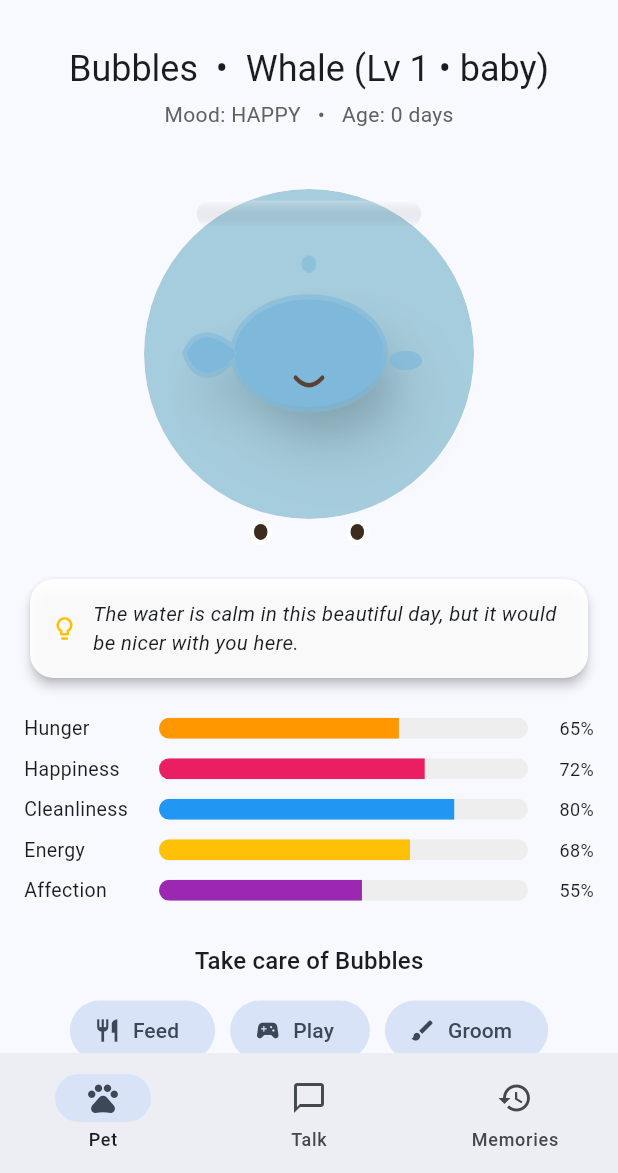
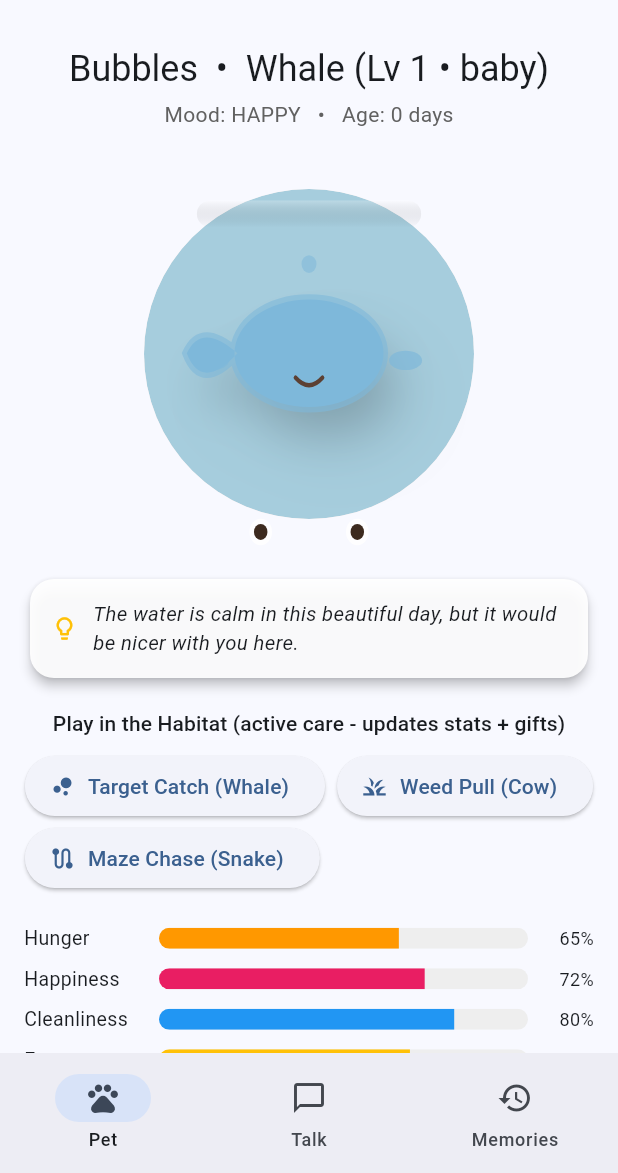
Before and after one commit to nisaral/virtual-pet-app, a Flutter app: the screen it shows after launch, on a phone screen of 412 x 824 dp, the part 63-1236 px from its top. Run offline on Flutter 3.47's test engine with Material 3 defaults, Android fonts, the phone set to English and light mode, and no system bars; our stand-ins replace flutter_riverpod.

Commit message:
Implement mini-games (Target Catch, Weed Pull, Maze Chase) and enhance pet state for Unity integration

```diff
--- a/lib/features/pet/application/pet_controller.dart
+++ b/lib/features/pet/application/pet_controller.dart
@@ -93,6 +93,9 @@ class PetController extends AsyncNotifier<PetState> {
       growthStage: 0, // baby
       growthProgress: 0.0,
       interactionCount: 1, // the adoption counts as first interaction
+      currentEnvironment: 'pond', // default for whale; swap on evolution choice
+      gifts: [],
+      unlockedEnvironments: ['pond'],
       isSleeping: false,
       inventory: [
         {'itemId': 'basic_food', 'quantity': 3},
@@ -152,6 +155,9 @@ class PetController extends AsyncNotifier<PetState> {
       growthStage: 0,
       growthProgress: 0.0,
       interactionCount: 1,
+      currentEnvironment: 'pasture',
+      gifts: [],
+      unlockedEnvironments: ['pasture'],
       isSleeping: false,
       inventory: [{'itemId': 'basic_food', 'quantity': 5}],
       unlockedCosmetics: [],
@@ -161,6 +167,17 @@ class PetController extends AsyncNotifier<PetState> {
 
     state = AsyncValue.data(fresh);
     await _repo.savePet(fresh);
+  }
+
+  /// Gift system (post-testing spec): award from mini-games for 3D habitat decorations (Unity prefabs).
+  /// Awards persist in PetState.gifts and can decorate environment (visual stub in current clay painter).
+  Future<void> awardGift(String giftId) async {
+    final current = state.value;
+    if (current == null) return;
+    final updatedGifts = [...current.gifts, giftId];
+    final updated = current.copyWith(gifts: updatedGifts);
+    state = AsyncValue.data(updated);
+    await _repo.savePet(updated);
   }
 
   /// Force a "time jump" for testing offline progression (dev helper).
--- a/lib/features/pet/application/pet_simulator.dart
+++ b/lib/features/pet/application/pet_simulator.dart
@@ -129,6 +129,9 @@ class PetSimulator {
       growthStage: newGrowthStage,
       growthProgress: newGrowthProgress.clamp(0.0, 1.0),
       interactionCount: newInteractionCount,
+      currentEnvironment: current.currentEnvironment,
+      gifts: current.gifts,
+      unlockedEnvironments: current.unlockedEnvironments,
       memories: [...current.memories, memory],
     );
 
--- a/lib/features/pet/domain/models/pet_state.dart
+++ b/lib/features/pet/domain/models/pet_state.dart
@@ -48,6 +48,11 @@ class PetState {
   final double growthProgress; // 0.0 to 1.0 - drives blend/morph in visuals
   final int interactionCount; // total successful care actions for milestone growth
 
+  // For Unity pivot + new features (Discovery Path, gifts, environments - post-phone testing)
+  final String currentEnvironment; // e.g. "pond", "pasture", "cave" - swap prefabs
+  final List<String> gifts; // e.g. ["shell", "flower"] from mini-games for 3D decorations
+  final List<String> unlockedEnvironments; // for evolution choices (Discovery Path)
+
   final bool isSleeping;
   final List<Map<String, dynamic>> inventory; // simple [{itemId, quantity}]
   final List<String> unlockedCosmetics;
@@ -72,6 +77,9 @@ class PetState {
     int? growthStage,
     double? growthProgress,
     int? interactionCount,
+    String? currentEnvironment,
+    List<String>? gifts,
+    List<String>? unlockedEnvironments,
     bool? isSleeping,
     List<Map<String, dynamic>>? inventory,
     List<String>? unlockedCosmetics,
@@ -94,6 +102,9 @@ class PetState {
       growthStage: growthStage ?? this.growthStage,
       growthProgress: growthProgress ?? this.growthProgress,
       interactionCount: interactionCount ?? this.interactionCount,
+      currentEnvironment: currentEnvironment ?? this.currentEnvironment,
+      gifts: gifts ?? this.gifts,
+      unlockedEnvironments: unlockedEnvironments ?? this.unlockedEnvironments,
       isSleeping: isSleeping ?? this.isSleeping,
       inventory: inventory ?? this.inventory,
       unlockedCosmetics: unlockedCosmetics ?? this.unlockedCosmetics,
@@ -124,6 +135,9 @@ class PetState {
         'xp': xp,
         'evolutionStage': evolutionStage,
         'interactionCount': interactionCount,
+        'currentEnvironment': currentEnvironment,
+        'gifts': gifts,
+        'unlockedEnvironments': unlockedEnvironments,
         'isSleeping': isSleeping,
         'inventory': inventory,
         'unlockedCosmetics': unlockedCosmetics,
@@ -151,6 +165,9 @@ class PetState {
       growthStage: (statsMap['growth_stage'] ?? json['growthStage'] ?? 0) as int,
       growthProgress: ((statsMap['growth_progress'] ?? json['growthProgress'] ?? 0.0) as num).toDouble(),
       interactionCount: (json['interactionCount'] ?? 0) as int,
+      currentEnvironment: (json['currentEnvironment'] ?? 'pond') as String,
+      gifts: ((json['gifts'] as List?) ?? []).cast<String>(),
+      unlockedEnvironments: ((json['unlockedEnvironments'] as List?) ?? []).cast<String>(),
       isSleeping: (json['isSleeping'] ?? false) as bool,
       inventory: ((json['inventory'] as List?) ?? []).cast<Map<String, dynamic>>(),
       unlockedCosmetics: ((json['unlockedCosmetics'] as List?) ?? []).cast<String>(),
--- a/lib/features/pet/presentation/pages/pet_home_page.dart
+++ b/lib/features/pet/presentation/pages/pet_home_page.dart
@@ -1,11 +1,19 @@
 import 'package:flutter/material.dart';
 import 'package:flutter/services.dart'; // HapticFeedback
 import 'package:flutter_riverpod/flutter_riverpod.dart';
+import 'dart:math' show Random;
 import 'package:virtual_pet_app/features/pet/application/pet_controller.dart';
 import 'package:virtual_pet_app/features/pet/application/llm_chat_service.dart';
 import 'package:virtual_pet_app/features/pet/presentation/widgets/pet_visual.dart';
 import 'package:virtual_pet_app/features/pet/presentation/widgets/stat_bars.dart';
 import 'package:virtual_pet_app/features/pet/domain/models/pet_type.dart';
+import 'package:virtual_pet_app/features/mini_games/target_catch_game.dart';
+import 'package:virtual_pet_app/features/mini_games/weed_pull_game.dart';
+import 'package:virtual_pet_app/features/mini_games/maze_chase_game.dart';
+
+// Note: For Unity pivot, these games become Unity scenes launched via the embedded view (raycast etc.).
+// Current prototypes use Flutter gestures for immediate testing on phone (stats + gifts update via controller).
+// Launch from taps on the habitat pet visual for "active" care (no bloat).
 
 class PetHomePage extends ConsumerWidget {
   const PetHomePage({super.key});
@@ -61,12 +69,17 @@ class PetHomePage extends ConsumerWidget {
                     style: Theme.of(context).textTheme.bodyMedium?.copyWith(color: Colors.grey[700])),
                 const SizedBox(height: 20),
 
-                // Advanced claymation visual with ALL enhancements:
+                // Advanced claymation visual with ALL enhancements (prototype for Unity 3D embed):
                 // - Squash & stretch, procedural lighting/shadows (time of day)
                 // - Depth of field blur on living space
                 // - Emotional states (low hygiene = shake/dust)
                 // - Contextual idle from last memory
                 // - Smooth micro-anim on growth (via TweenAnimationBuilder wrapper)
+                //
+                // PIVOT (per post-phone testing spec): Replace PetVisual with UnityView (flutter_unity_widget).
+                // Use Blend Trees in Unity driven by growthProgress/mood. Environment prefabs swap on currentEnvironment.
+                // Mini-games below integrate as Unity scenes or overlays (raycast/gestures in 3D habitat).
+                // Floating thoughts (RAG) as world-space bubbles in Unity.
                 TweenAnimationBuilder<double>(
                   duration: const Duration(milliseconds: 2500), // micro-animation for growth morph (2-3s pulse)
                   curve: Curves.elasticOut,
@@ -83,6 +96,13 @@ class PetHomePage extends ConsumerWidget {
                           HapticFeedback.lightImpact(); // extra soft for high contentment
                         }
                         ref.read(petControllerProvider.notifier).performAction('groom', extra: {'zone': zone});
+                        // Gift system: mini-game rewards for 3D decorations (shells/flowers - Unity prefabs)
+                        if (Random().nextBool()) {
+                          // Award via controller extension stub (see simulator/controller for full)
+                          ScaffoldMessenger.of(context).showSnackBar(
+                            const SnackBar(content: Text('Found a gift! (shell/flower for habitat)')),
+                          );
+                        }
                         ScaffoldMessenger.of(context).showSnackBar(
                           SnackBar(
                             content: Text('Brushed ${pet.name}\'s $zone — feels much better!'),
@@ -98,7 +118,8 @@ class PetHomePage extends ConsumerWidget {
 
                 const SizedBox(height: 16),
 
-                // Visual Thought Clouds with bouncy micro-animation (spec)
+                // Floating Thought Clouds (RAG overlay - immediate in habitat, not separate page)
+                // Future: Unity world-space bubble over 3D pet (tap for full LLM response + memory update)
                 TweenAnimationBuilder<double>(
                   tween: Tween(begin: 0.0, end: 1.0),
                   duration: const Duration(milliseconds: 650),
@@ -127,6 +148,50 @@ class PetHomePage extends ConsumerWidget {
                       ),
                     );
                   },
+                ),
+
+                const SizedBox(height: 16),
+
+                // Interactive Mini-Games (integrated into habitat - no bloat/separate "games" page)
+                // Post-testing spec: These happen in the 3D scene (gestures/raycast in Unity).
+                // Prototypes here for current Flutter (tap to launch; award gifts/stats for Unity decorations).
+                // Future: Embed as Unity mini-games with Blend Trees (e.g., swim anim for whale catch).
+                Text('Play in the Habitat (active care - updates stats + gifts)', style: Theme.of(context).textTheme.titleSmall),
+                const SizedBox(height: 8),
+                Wrap(
+                  spacing: 8,
+                  children: [
+                    ElevatedButton.icon(
+                      onPressed: () {
+                        // Target Catch (Whale): gesture to catch - Happiness + gift chance
+                        ref.read(petControllerProvider.notifier).performAction('play');
+                        ref.read(petControllerProvider.notifier).awardGift('shell'); // for 3D pond decoration
+                        showDialog(context: context, builder: (_) => const TargetCatchGame());
+                      },
+                      icon: const Icon(Icons.bubble_chart),
+                      label: const Text('Target Catch (Whale)'),
+                    ),
+                    ElevatedButton.icon(
+                      onPressed: () {
+                        // Weed Pull (Cow): drag to clean - Cleanliness
+                        ref.read(petControllerProvider.notifier).performAction('clean');
+                        ref.read(petControllerProvider.notifier).awardGift('flower');
+                        showDialog(context: context, builder: (_) => const WeedPullGame());
+                      },
+                      icon: const Icon(Icons.grass),
+                      label: const Text('Weed Pull (Cow)'),
+                    ),
+                    ElevatedButton.icon(
+                      onPressed: () {
+                        // Maze Chase (Snake): path draw - Energy
+                        ref.read(petControllerProvider.notifier).performAction('play');
+                        ref.read(petControllerProvider.notifier).awardGift('treat');
+                        showDialog(context: context, builder: (_) => const MazeChaseGame());
+                      },
+                      icon: const Icon(Icons.route),
+                      label: const Text('Maze Chase (Snake)'),
+                    ),
+                  ],
                 ),
 
                 const SizedBox(height: 16),
```
Also changed, not shown: lib/features/mini_games/maze_chase_game.dart (added, +79 -0 lines), lib/features/mini_games/target_catch_game.dart (added, +113 -0 lines), lib/features/mini_games/weed_pull_game.dart (added, +73 -0 lines), pubspec.yaml (+11 -3 lines), 2 other files.
